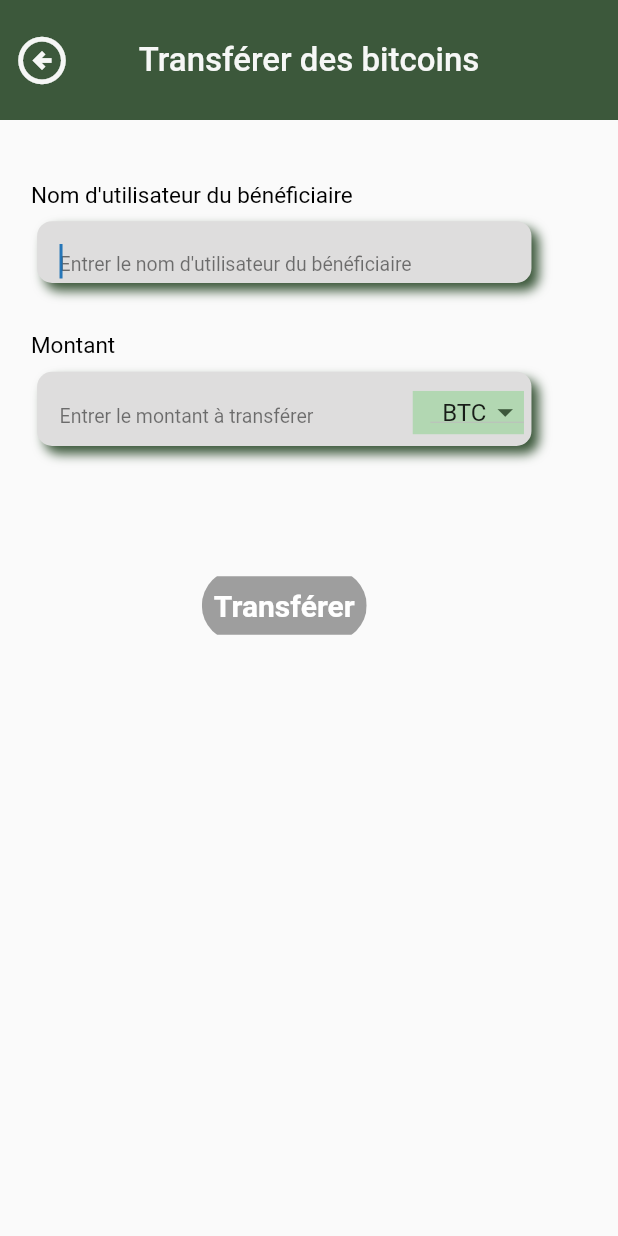
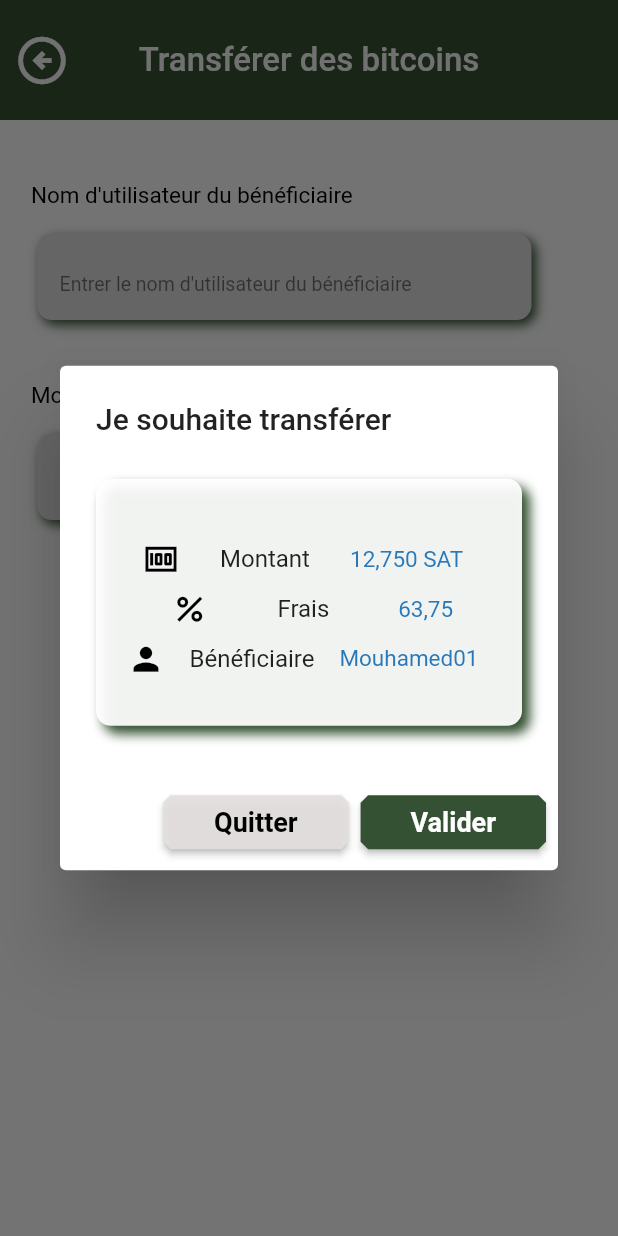
Before and after one commit to Gueyemhd/EasyBit, a Flutter app: the TransfertBitcoins screen opened by its route, after a tap on "Transférer", on a phone screen of 412 x 824 dp. Run offline on Flutter 3.47's test engine with Material 2 defaults, Android fonts, the phone set to English and light mode, and no system bars; our stand-ins replace awesome_dialog, curved_navigation_bar, localstorage.

Commit message:
complete transfert-bitcoins screen integration

```diff
--- a/frontend/easybit/lib/main.dart
+++ b/frontend/easybit/lib/main.dart
@@ -37,7 +37,7 @@ class MyApp extends StatelessWidget {
         "/sellbtc": (context) => const SellBtc(),
         "/profile": (context) => const ProfileUser()
       },
-      initialRoute: "/calculatorBTCtoXOF",
+      initialRoute: "/welcome",
     );
   }
 }
--- a/frontend/easybit/lib/screens/pages/transfertBitoins.dart
+++ b/frontend/easybit/lib/screens/pages/transfertBitoins.dart
@@ -18,7 +18,7 @@ class _TransfertBitcoinsState extends State<TransfertBitcoins> {
     return Scaffold(
         resizeToAvoidBottomInset: true,
         appBar: AppBar(
-          backgroundColor: enableTrsftButton,
+          backgroundColor: trsftcolor,
           title: const Text(
             _title,
             style: TextStyle(fontSize: 22),
--- /dev/null
+++ b/frontend/easybit/lib/screens/widgets/transfertBTC/data.dart
@@ -0,0 +1,19 @@
+import 'package:easybit/shared/constants.dart';
+import 'package:flutter/material.dart';
+
+class Data extends StatelessWidget {
+  final String texte;
+
+  const Data({
+    super.key,
+    required this.texte,
+  });
+
+  @override
+  Widget build(BuildContext context) {
+    return Text(
+      texte,
+      style: const TextStyle(color: bluelogo, fontSize: 15),
+    );
+  }
+}
--- /dev/null
+++ b/frontend/easybit/lib/screens/widgets/transfertBTC/quitBtn.dart
@@ -0,0 +1,34 @@
+import 'package:easybit/screens/pages/transfertBitoins.dart';
+import 'package:easybit/screens/pages/welcomePage.dart';
+import 'package:flutter/material.dart';
+
+class Quit extends StatelessWidget {
+  const Quit({super.key});
+
+  @override
+  Widget build(BuildContext context) {
+    return Container(
+      width: MediaQuery.of(context).size.width * 0.3,
+      decoration: const BoxDecoration(
+        borderRadius: BorderRadius.all(Radius.circular(5.0)),
+        //
+      ),
+      child: ElevatedButton(
+        onPressed: () {
+          Navigator.of(context).push(MaterialPageRoute(
+              builder: (context) => const TransfertBitcoins()));
+        },
+        style: ElevatedButton.styleFrom(
+          backgroundColor: const Color.fromARGB(235, 228, 223, 223),
+          shape: const BeveledRectangleBorder(
+              borderRadius: BorderRadius.all(Radius.circular(5))),
+        ),
+        child: const Text(
+          'Quitter',
+          style: TextStyle(
+              color: Colors.black, fontSize: 18, fontWeight: FontWeight.bold),
+        ),
+      ),
+    );
+  }
+}
--- /dev/null
+++ b/frontend/easybit/lib/screens/widgets/transfertBTC/rowpopup.dart
@@ -0,0 +1,36 @@
+import 'package:easybit/screens/widgets/transfertBTC/data.dart';
+import 'package:easybit/screens/widgets/transfertBTC/textmodel.dart';
+import 'package:flutter/material.dart';
+
+class Rowpopup extends StatefulWidget {
+  const Rowpopup({super.key});
+
+  @override
+  State<Rowpopup> createState() => _RowpopupState();
+}
+
+class _RowpopupState extends State<Rowpopup> {
+  @override
+  Widget build(BuildContext context) {
+    return Row(
+      mainAxisAlignment: MainAxisAlignment.spaceBetween,
+      children: [
+        SizedBox(
+          width: MediaQuery.of(context).size.width * 0.01,
+        ),
+        const Icon(
+          Icons.money,
+          color: Colors.black,
+          size: 25,
+        ),
+        const Texte(
+          texte: "Montant",
+        ),
+        const Data(texte: "12,750 SAT"),
+        SizedBox(
+          width: MediaQuery.of(context).size.width * 0.03,
+        ),
+      ],
+    );
+  }
+}
--- /dev/null
+++ b/frontend/easybit/lib/screens/widgets/transfertBTC/rowpopup2.dart
@@ -0,0 +1,37 @@
+import 'package:easybit/screens/widgets/transfertBTC/data.dart';
+import 'package:easybit/screens/widgets/transfertBTC/textmodel.dart';
+import 'package:easybit/shared/constants.dart';
+import 'package:flutter/material.dart';
+
+class Rowpopup2 extends StatefulWidget {
+  const Rowpopup2({super.key});
+
+  @override
+  State<Rowpopup2> createState() => _Rowpopup2State();
+}
+
+class _Rowpopup2State extends State<Rowpopup2> {
+  @override
+  Widget build(BuildContext context) {
+    return Row(
+      mainAxisAlignment: MainAxisAlignment.spaceBetween,
+      children: [
+        SizedBox(
+          width: MediaQuery.of(context).size.width * 0.01,
+        ),
+        const Icon(
+          Icons.percent,
+          color: Colors.black,
+          size: 25,
+        ),
+        const Texte(
+          texte: "Frais",
+        ),
+        const Data(texte: "63,75"),
+        SizedBox(
+          height: MediaQuery.of(context).size.width * 0.03,
+        ),
+      ],
+    );
+  }
+}
--- /dev/null
+++ b/frontend/easybit/lib/screens/widgets/transfertBTC/rowpopup3.dart
@@ -0,0 +1,37 @@
+import 'package:easybit/screens/widgets/transfertBTC/data.dart';
+import 'package:easybit/screens/widgets/transfertBTC/textmodel.dart';
+import 'package:easybit/shared/constants.dart';
+import 'package:flutter/material.dart';
+
+class Rowpopup3 extends StatefulWidget {
+  const Rowpopup3({super.key});
+
+  @override
+  State<Rowpopup3> createState() => _Rowpopup3State();
+}
+
+class _Rowpopup3State extends State<Rowpopup3> {
+  @override
+  Widget build(BuildContext context) {
+    return Row(
+      mainAxisAlignment: MainAxisAlignment.spaceBetween,
+      children: [
+        SizedBox(
+          width: MediaQuery.of(context).size.width * 0.01,
+        ),
+        const Icon(
+          Icons.person,
+          color: Colors.black,
+          size: 25,
+        ),
+        const Texte(
+          texte: "Bénéficiaire",
+        ),
+        const Data(texte: "Mouhamed01"),
+        SizedBox(
+          width: MediaQuery.of(context).size.width * 0.03,
+        ),
+      ],
+    );
+  }
+}
--- /dev/null
+++ b/frontend/easybit/lib/screens/widgets/transfertBTC/submitBtn.dart
@@ -0,0 +1,53 @@
+import 'package:easybit/screens/widgets/transfertBTC/passwordField.dart';
+import 'package:easybit/screens/widgets/transfertBTC/submitBtn2.dart';
+import 'package:easybit/shared/constants.dart';
+import 'package:flutter/material.dart';
+
+class SubmitBtn extends StatefulWidget {
+  const SubmitBtn({super.key});
+
+  @override
+  State<SubmitBtn> createState() => _SubmitBtnState();
+}
+
+class _SubmitBtnState extends State<SubmitBtn> {
+  Future<void> _finalAlertDialog() async {
+    return showDialog<void>(
+      context: context,
+      barrierDismissible: false, // user must tap button!
+      builder: (BuildContext context) {
+        return const AlertDialog(
+          title: Text(
+            'Entrer votre mot de passe pour valider le transfert',
+            style: TextStyle(fontSize: 12),
+          ),
+          content: PasswordField(),
+          actions: <Widget>[
+            SubmitBtn2(),
+          ],
+        );
+      },
+    );
+  }
+
+  @override
+  Widget build(BuildContext context) {
+    return Container(
+      width: MediaQuery.of(context).size.width * 0.3,
+      decoration: const BoxDecoration(
+        borderRadius: BorderRadius.all(Radius.circular(5.0)),
+        //
+      ),
+      child: ElevatedButton(
+        onPressed: _finalAlertDialog,
+        style: ElevatedButton.styleFrom(
+          backgroundColor: trsftcolor,
+          shape: const BeveledRectangleBorder(
+              borderRadius: BorderRadius.all(Radius.circular(5))),
+          textStyle: const TextStyle(fontSize: 18, fontWeight: FontWeight.bold),
+        ),
+        child: const Text('Valider'),
+      ),
+    );
+  }
+}
--- /dev/null
+++ b/frontend/easybit/lib/screens/widgets/transfertBTC/textmodel.dart
@@ -0,0 +1,17 @@
+import 'package:flutter/material.dart';
+
+class Texte extends StatelessWidget {
+  final String texte;
+
+  const Texte({
+    super.key,
+    required this.texte,
+  });
+
+  @override
+  Widget build(BuildContext context) {
+    return Text(
+      texte,
+    );
+  }
+}
--- a/frontend/easybit/lib/screens/widgets/transfertBTC/transfertBitcoins.body.dart
+++ b/frontend/easybit/lib/screens/widgets/transfertBTC/transfertBitcoins.body.dart
@@ -1,3 +1,8 @@
+import 'package:easybit/screens/widgets/transfertBTC/quitBtn.dart';
+import 'package:easybit/screens/widgets/transfertBTC/rowpopup.dart';
+import 'package:easybit/screens/widgets/transfertBTC/rowpopup2.dart';
+import 'package:easybit/screens/widgets/transfertBTC/rowpopup3.dart';
+import 'package:easybit/screens/widgets/transfertBTC/submitBtn.dart';
 import 'package:easybit/shared/constants.dart';
 import 'package:flutter/material.dart';
 import 'package:flutter/services.dart';
@@ -10,19 +15,12 @@ class TransfertBitcoinsBody extends StatefulWidget {
 }
 
 class _TransfertBitcoinsBodyState extends State<TransfertBitcoinsBody> {
-  // Initial Selected Value
   String dropdownvalue = '  BTC';
-
-  // List of items in our dropdown menu
   var items = [
     '  BTC',
     '  SAT',
   ];
 
-  // Create a global key that uniquely identifies the Form widget
-  // and allows validation of the form.
-  //
-  // Note: This is a `GlobalKey<FormState>`, not a GlobalKey<MyCustomFormState>.
   final _formKey = GlobalKey<FormState>();
 
   // Create a text controller and use it to retrieve the current value
@@ -32,10 +30,53 @@ class _TransfertBitcoinsBodyState extends State<TransfertBitcoinsBody> {
   final recipientUsernameController = TextEditingController();
   final btcAmountController = TextEditingController();
 
-  @override
-  Widget build(BuildContext context) {
-    Size size = MediaQuery.of(context).size;
-    //This size provides us total height and width of our screen
+  Future<void> _showAlertDialog() async {
+    return showDialog<void>(
+      context: context,
+      barrierDismissible: false, // user must tap button!
+      builder: (BuildContext context) {
+        return AlertDialog(
+          title: const Text('Je souhaite transférer'),
+          content: Container(
+              margin: EdgeInsets.symmetric(
+                vertical: MediaQuery.of(context).size.height * 0.01,
+                //: horizontal: MediaQuery.of(context).size.width * 0.01
+              ),
+              width: MediaQuery.of(context).size.width * 0.9,
+              height: MediaQuery.of(context).size.height * 0.2,
+              decoration: BoxDecoration(
+                color: const Color.fromARGB(238, 255, 255, 255),
+                borderRadius: BorderRadius.circular(10),
+                boxShadow: const [
+                  BoxShadow(
+                      color: trsftcolor, blurRadius: 6, offset: Offset(5, 5))
+                ],
+              ),
+              child: Column(
+                children: [
+                  SizedBox(
+                    height: MediaQuery.of(context).size.height * 0.05,
+                  ),
+                  const Rowpopup(),
+                  SizedBox(
+                    height: MediaQuery.of(context).size.height * 0.01,
+                  ),
+                  const Rowpopup2(),
+                  SizedBox(
+                    height: MediaQuery.of(context).size.height * 0.01,
+                  ),
+                  const Rowpopup3()
+                ],
+              )),
+          actions: const <Widget>[
+            Quit(),
+            SubmitBtn(),
+          ],
+        );
+      },
+    );
+  }
+
   Widget recipientUsername() {
     return Column(
       crossAxisAlignment: CrossAxisAlignment.start,
@@ -50,7 +91,7 @@ class _TransfertBitcoinsBodyState extends State<TransfertBitcoinsBody> {
         Container(
             margin: EdgeInsets.symmetric(
                 vertical: MediaQuery.of(context).size.height * 0.01,
-                  horizontal: MediaQuery.of(context).size.width * 0.01),
+                horizontal: MediaQuery.of(context).size.width * 0.03),
             width: MediaQuery.of(context).size.width * 0.8,
             height: MediaQuery.of(context).size.height * 0.05,
             decoration: BoxDecoration(
@@ -58,9 +99,7 @@ class _TransfertBitcoinsBodyState extends State<TransfertBitcoinsBody> {
               borderRadius: BorderRadius.circular(10),
               boxShadow: const [
                 BoxShadow(
-                      color: enableTrsftButton,
-                      blurRadius: 6,
-                      offset: Offset(5, 5))
+                    color: trsftcolor, blurRadius: 6, offset: Offset(5, 5))
               ],
             ),
             child: Row(
@@ -68,6 +107,58 @@ class _TransfertBitcoinsBodyState extends State<TransfertBitcoinsBody> {
                 Expanded(
                   child: TextFormField(
                     cursorColor: bluelogo,
+                    keyboardType: TextInputType.text,
+                    autofocus: true,
+                    style: const TextStyle(color: Colors.black87, fontSize: 20),
+                    decoration: const InputDecoration(
+                      border: InputBorder.none,
+                      contentPadding: EdgeInsets.fromLTRB(15, 5, 0, 0),
+                      hintText: 'Entrer le nom d\'utilisateur du bénéficiaire',
+                      hintStyle: TextStyle(
+                          color: Color.fromARGB(132, 0, 0, 0), fontSize: 13),
+                    ),
+                  ),
+                )
+              ],
+            )),
+      ],
+    );
+  }
+
+  @override
+  Widget build(BuildContext context) {
+    Size size = MediaQuery.of(context).size;
+
+    Widget recipientUsername() {
+      return Column(
+        crossAxisAlignment: CrossAxisAlignment.start,
+        children: [
+          const Text(
+            'Nom d\'utilisateur du bénéficiaire',
+            style: TextStyle(
+              color: Colors.black,
+              fontSize: 15,
+            ),
+          ),
+          Container(
+              margin: EdgeInsets.symmetric(
+                  vertical: MediaQuery.of(context).size.height * 0.02,
+                  horizontal: MediaQuery.of(context).size.width * 0.01),
+              width: MediaQuery.of(context).size.width * 0.8,
+              height: MediaQuery.of(context).size.height * 0.07,
+              decoration: BoxDecoration(
+                color: const Color.fromARGB(255, 222, 221, 221),
+                borderRadius: BorderRadius.circular(10),
+                boxShadow: const [
+                  BoxShadow(
+                      color: trsftcolor, blurRadius: 6, offset: Offset(3, 3))
+                ],
+              ),
+              child: Row(
+                children: [
+                  Expanded(
+                    child: TextFormField(
+                      cursorColor: trsftcolor,
                       keyboardType: TextInputType.text,
                       autofocus: true,
                       style:
@@ -81,7 +172,7 @@ class _TransfertBitcoinsBodyState extends State<TransfertBitcoinsBody> {
                             color: Color.fromARGB(132, 0, 0, 0), fontSize: 13),
                       ),
                     ),
-                  )
+                  ),
                 ],
               )),
         ],
@@ -101,42 +192,48 @@ class _TransfertBitcoinsBodyState extends State<TransfertBitcoinsBody> {
           ),
           Container(
               margin: EdgeInsets.symmetric(
-                  vertical: MediaQuery.of(context).size.height * 0.01,
+                  vertical: MediaQuery.of(context).size.height * 0.02,
                   horizontal: MediaQuery.of(context).size.width * 0.01),
               width: MediaQuery.of(context).size.width * 0.8,
-              height: MediaQuery.of(context).size.height * 0.06,
+              height: MediaQuery.of(context).size.height * 0.07,
               decoration: BoxDecoration(
                 color: const Color.fromARGB(255, 222, 221, 221),
                 borderRadius: BorderRadius.circular(10),
                 boxShadow: const [
                   BoxShadow(
-                      color: enableTrsftButton,
-                      blurRadius: 6,
-                      offset: Offset(5, 5))
+                      color: trsftcolor, blurRadius: 6, offset: Offset(3, 3))
                 ],
               ),
               child: Row(
                 children: [
                   Expanded(
                     child: TextFormField(
-                        cursorColor: enableTrsftButton,
+                      controller: btcAmountController,
+                      cursorColor: trsftcolor,
                       keyboardType: TextInputType.number,
                       inputFormatters: <TextInputFormatter>[
                         FilteringTextInputFormatter.digitsOnly
                       ],
-                        autofocus: true,
+                      autofocus:
+                          true, //make phone keyboard appear automatically
                       style: const TextStyle(
                         color: Colors.black87,
-                          fontSize: 20,
                       ),
                       decoration: const InputDecoration(
                         border: InputBorder.none,
                         contentPadding: EdgeInsets.fromLTRB(15, 5, 0, 0),
                         hintText: 'Entrer le montant à transférer',
                         hintStyle: TextStyle(
-                              color: Color.fromARGB(132, 0, 0, 0),
-                              fontSize: 13),
-                        )),
+                            color: Color.fromARGB(132, 0, 0, 0), fontSize: 13),
+                      ),
+                      // The validator receives the text that the user has entered.
+                      validator: (value) {
+                        if (value == null || value.isEmpty) {
+                          return 'Veuillez entrer le montant en btc';
+                        }
+                        return null;
+                      },
+                    ),
                   ),
                   Padding(
                     padding: const EdgeInsets.fromLTRB(0, 5, 5, 0),
@@ -150,13 +247,14 @@ class _TransfertBitcoinsBodyState extends State<TransfertBitcoinsBody> {
                       child: DropdownButton(
                         // Initial Value
                         value: dropdownvalue,
-                        dropdownColor: enableTrsftButton,
+                        dropdownColor: trsftcolor,
                         // Down Arrow Icon
                         icon: const Icon(
                           Icons.arrow_drop_down,
-                          color: enableTrsftButton,
+                          color: trsftcolor,
                           size: 25,
                         ),
+
                         // Array list of items
                         items:
                             items.map<DropdownMenuItem<String>>((String value) {
@@ -182,34 +280,16 @@ class _TransfertBitcoinsBodyState extends State<TransfertBitcoinsBody> {
     }
 
     Widget transfertBtn() {
-      return ClipRRect(
-        borderRadius: BorderRadius.circular(50),
-        child: TextButton(
-          style: ButtonStyle(
-            backgroundColor: MaterialStateProperty.resolveWith<Color>(
-                (Set<MaterialState> states) {
-              if (states.contains(MaterialState.hovered)) {
-                return enableTrsftButton;
-              }
-              return disableTrsftButton;
-            }),
+      return ElevatedButton(
+        onPressed: _showAlertDialog,
+        style: ElevatedButton.styleFrom(
+          backgroundColor: trsftcolor,
+          shape: const BeveledRectangleBorder(
+              borderRadius: BorderRadius.all(Radius.circular(3))),
+          textStyle: const TextStyle(
+              color: Colors.white, fontSize: 18, fontWeight: FontWeight.bold),
         ),
-          onPressed: () {
-            // Validate returns true if the form is valid, or false otherwise.
-            if (_formKey.currentState!.validate()) {
-              // If the form is valid, display a snackbar. In the real world,
-              // you'd often call a server or save the information in a database.
-              ScaffoldMessenger.of(context).showSnackBar(
-                const SnackBar(content: Text('Succès')),
-              );
-            }
-          },
-          child: const Text(
-            "Transférer",
-            style: TextStyle(
-                fontWeight: FontWeight.bold, fontSize: 20, color: Colors.white),
-          ),
-        ),
+        child: const Text('Transférer'),
       );
     }
 
--- a/frontend/easybit/lib/screens/widgets/welcome/actions.dart
+++ b/frontend/easybit/lib/screens/widgets/welcome/actions.dart
@@ -1,5 +1,6 @@
 import 'package:easybit/screens/pages/buyBtcWave.dart';
 import 'package:easybit/screens/pages/sellBtc.dart';
+import 'package:easybit/screens/pages/transfertBitoins.dart';
 import 'package:easybit/screens/widgets/BuyAndSell/orange.money.dart';
 import 'package:flutter/material.dart';
 
@@ -88,7 +89,10 @@ class Operations extends StatelessWidget {
                     elevation: 0.0,
                     enableFeedback: false,
                   ),
-                  onPressed: () {},
+                  onPressed: () {
+                    Navigator.of(context).push(MaterialPageRoute(
+                        builder: (context) => const TransfertBitcoins()));
+                  },
                   child: Image.asset("images/transfer.png")),
               ElevatedButton(
                   style: ElevatedButton.styleFrom(
--- a/frontend/easybit/lib/shared/constants.dart
+++ b/frontend/easybit/lib/shared/constants.dart
@@ -4,8 +4,9 @@ const bluelogo = Color.fromARGB(232, 20, 108, 180);
 const gold = Color.fromARGB(233, 237, 143, 20);
 const btnsignup = Color.fromARGB(232, 126, 177, 219);
 const linearColor = Color.fromRGBO(23, 101, 152, 1);
-const enableTrsftButton = Color.fromARGB(255, 60, 88, 59);
+const trsftcolor = Color.fromARGB(255, 52, 81, 51);
 const calculatorDropdownColor = Color.fromARGB(177, 165, 183, 199);
 const transfertDropdownColor = Color.fromARGB(255, 178, 215, 178);
 const containerTexfieldColor = Color.fromARGB(255, 222, 221, 221);
 const disableTrsftButton = Colors.grey;
+const fiedeltcolor = Colors.grey;
--- a/frontend/easybit/pubspec.yaml
+++ b/frontend/easybit/pubspec.yaml
@@ -34,6 +34,7 @@ dependencies:
   flutter_svg: ^2.0.9
   curved_navigation_bar: ^1.0.3
   flutter_auto_form: ^1.0.7
+  awesome_dialog: ^2.2.1
 
 
 
```
Also changed, not shown: frontend/easybit/lib/screens/widgets/transfertBTC/animated.dart (added, +35 -0 lines), frontend/easybit/lib/screens/widgets/transfertBTC/button.dart (added, +31 -0 lines), frontend/easybit/lib/screens/widgets/transfertBTC/passwordField.dart (added, +75 -0 lines), frontend/easybit/lib/screens/widgets/transfertBTC/submitBtn2.dart (added, +38 -0 lines), frontend/easybit/pubspec.lock. Lines whose indentation alone changed are shown as unchanged.
